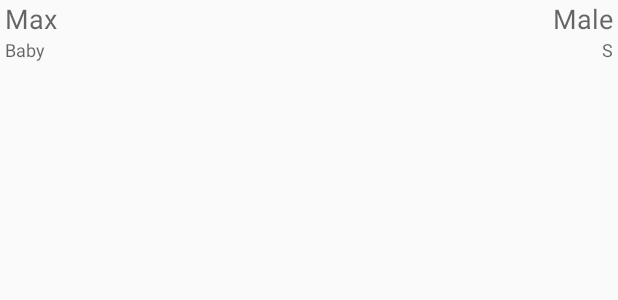
After one commit to TheRealAgentK/ixkotlinandroidtutorial, an Android app: the layout petlist_item.xml on its own in the app's theme, with its tools: preview values and no code run, on a phone screen of 412 x 824 dp. The commit adds this screen. Shown: the top 300 px of the screen. Run offline under Robolectric (Android 15) with nearby library versions, the phone set to English and light mode, and no system bars.

Commit message:
New ViewHolder and implementation of Adapter changes

```diff
--- /dev/null
+++ b/app/src/main/res/layout/petlist_item.xml
@@ -0,0 +1,61 @@
+<?xml version="1.0" encoding="utf-8"?>
+<LinearLayout
+    xmlns:android="http://schemas.android.com/apk/res/android"
+    xmlns:tools="http://schemas.android.com/tools"
+    android:layout_width="fill_parent"
+    android:layout_height="?android:attr/listPreferredItemHeight"
+    android:padding="0dip">
+
+    <LinearLayout
+        android:layout_width="wrap_content"
+        android:layout_height="wrap_content"
+        android:layout_weight="1"
+        android:orientation="vertical"
+        android:layout_marginLeft="3dp"
+        android:layout_marginRight="5dp">
+
+        <TextView
+            android:id="@+id/name"
+            android:layout_width="match_parent"
+            android:layout_height="wrap_content"
+            android:textAppearance="@style/TextAppearance.AppCompat.Medium"
+            tools:text="Max"/>
+
+        <TextView
+            android:id="@+id/age"
+            android:layout_width="match_parent"
+            android:layout_height="wrap_content"
+            android:textAppearance="@style/TextAppearance.AppCompat.Caption"
+            tools:text="Baby"/>
+
+    </LinearLayout>
+
+    <LinearLayout
+        android:layout_width="wrap_content"
+        android:layout_height="wrap_content"
+        android:gravity="center_horizontal"
+        android:orientation="vertical"
+        android:layout_marginLeft="5dp"
+        android:layout_marginRight="3dp">
+
+        <TextView
+            android:id="@+id/sex"
+            android:layout_width="match_parent"
+            android:layout_height="wrap_content"
+            android:gravity="right"
+            android:textAlignment="gravity"
+            android:textAppearance="@style/TextAppearance.AppCompat.Medium"
+            tools:text="Male"/>
+
+        <TextView
+            android:id="@+id/size"
+            android:layout_width="match_parent"
+            android:layout_height="wrap_content"
+            android:gravity="right"
+            android:textAlignment="gravity"
+            android:textAppearance="@style/TextAppearance.AppCompat.Caption"
+            tools:text="S"/>
+
+    </LinearLayout>
+
+</LinearLayout>
```
Also changed, not shown: app/src/main/kotlin/nz/co/ventego_creative/ixkotlinandroidtutorial/MainActivity.kt (+9 -1 lines), app/src/main/kotlin/nz/co/ventego_creative/ixkotlinandroidtutorial/adapters/AnimalListAdapter.kt (+46 -6 lines).
